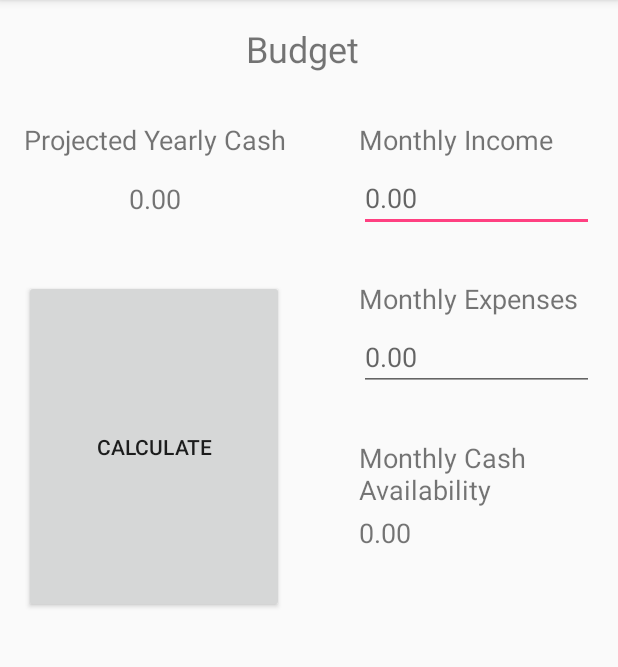
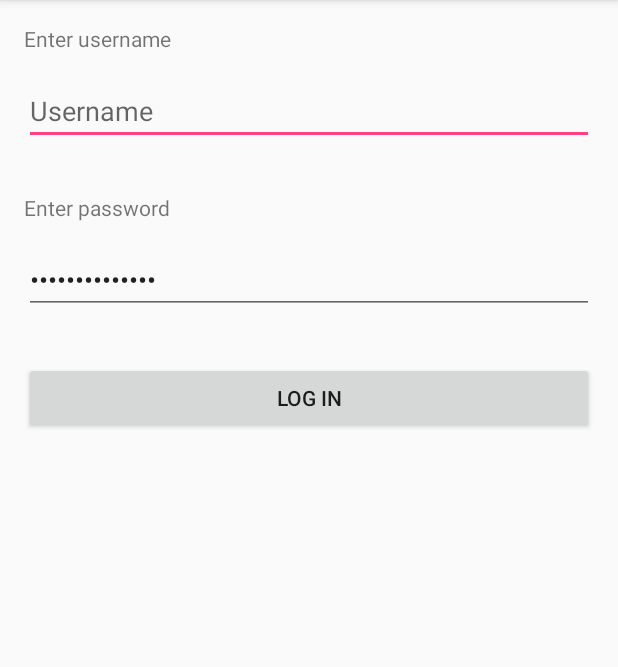
Before and after one commit to CIS4952/CIS4951, an Android app: the screen it shows after launch (MainActivity), on a phone screen of 412 x 824 dp, the part 84-751 px from its top. Run offline under Robolectric (Android 15) with nearby library versions, the phone set to English and light mode, and no system bars.

Commit message:
Erased previous work
Started on Login page

```diff
--- a/app/src/main/java/linkubank/linkubank/MainActivity.java
+++ b/app/src/main/java/linkubank/linkubank/MainActivity.java
@@ -8,28 +8,16 @@ import android.widget.TextView;
 
 public class MainActivity extends AppCompatActivity
 {
-    public void onButtonClick(View v)
-    {
-        Double monthIncome, monthExpense, monthCashAvail, projectYearlyCash;
-        EditText edit1 = (EditText)findViewById(R.id.editText);
-        EditText edit2 = (EditText)findViewById(R.id.editText2);
-        TextView text1 = (TextView)findViewById(R.id.textView7);
-        TextView text2 = (TextView)findViewById(R.id.textView5);
-
-        monthIncome = Double.parseDouble(edit1.getText().toString());
-        monthExpense = Double.parseDouble(edit2.getText().toString());
-
-        monthCashAvail = monthIncome - monthExpense;
-        text1.setText(Double.toString(monthCashAvail));
-
-        projectYearlyCash = monthCashAvail * 12;
-        text2.setText(Double.toString(projectYearlyCash));
-    }
-
     @Override
     protected void onCreate(Bundle savedInstanceState)
     {
         super.onCreate(savedInstanceState);
         setContentView(R.layout.activity_main);
     }
+
+    /** Called when the user taps the login button */
+    public void logIn(View view)
+    {
+
+    }
 }
--- a/app/src/main/res/layout/activity_main.xml
+++ b/app/src/main/res/layout/activity_main.xml
@@ -6,141 +6,85 @@
     android:layout_height="match_parent"
     tools:context=".MainActivity">
 
-    <TextView
-        android:id="@+id/textView"
+
+    <EditText
+        android:id="@+id/editText"
         android:layout_width="0dp"
         android:layout_height="wrap_content"
-        android:layout_marginBottom="138dp"
-        android:layout_marginLeft="164dp"
-        android:layout_marginStart="164dp"
+        android:layout_marginEnd="16dp"
+        android:layout_marginLeft="16dp"
+        android:layout_marginRight="16dp"
+        android:layout_marginStart="16dp"
         android:layout_marginTop="16dp"
-        android:text="@string/budget_title"
-        android:textSize="24sp"
-        app:layout_constraintBottom_toTopOf="@+id/button"
+        android:ems="10"
+        android:hint="@string/username_hint"
+        android:inputType="textPersonName"
+        android:text="@string/username_input"
+        app:layout_constraintEnd_toEndOf="parent"
+        app:layout_constraintHorizontal_bias="0.0"
         app:layout_constraintStart_toStartOf="parent"
-        app:layout_constraintTop_toTopOf="parent" />
+        app:layout_constraintTop_toBottomOf="@+id/textView2" />
+
+    <EditText
+        android:id="@+id/editText2"
+        android:layout_width="0dp"
+        android:layout_height="wrap_content"
+        android:layout_marginEnd="16dp"
+        android:layout_marginLeft="16dp"
+        android:layout_marginRight="16dp"
+        android:layout_marginStart="16dp"
+        android:layout_marginTop="16dp"
+        android:ems="10"
+        android:hint="@string/password_hint"
+        android:inputType="textPassword"
+        android:text="@string/password"
+        app:layout_constraintEnd_toEndOf="parent"
+        app:layout_constraintHorizontal_bias="0.0"
+        app:layout_constraintStart_toStartOf="parent"
+        app:layout_constraintTop_toBottomOf="@+id/textView4" />
 
     <TextView
         android:id="@+id/textView2"
         android:layout_width="0dp"
         android:layout_height="wrap_content"
         android:layout_marginEnd="16dp"
+        android:layout_marginLeft="16dp"
         android:layout_marginRight="16dp"
-        android:layout_marginTop="32dp"
-        android:text="@string/monthly_income"
-        android:textSize="18sp"
+        android:layout_marginStart="16dp"
+        android:layout_marginTop="16dp"
+        android:text="@string/username"
         app:layout_constraintEnd_toEndOf="parent"
-        app:layout_constraintHorizontal_bias="0.0"
-        app:layout_constraintStart_toEndOf="@+id/textView"
-        app:layout_constraintTop_toBottomOf="@+id/textView" />
-
-    <EditText
-        android:id="@+id/editText"
-        android:layout_width="0dp"
-        android:layout_height="wrap_content"
-        android:layout_marginEnd="16dp"
-        android:layout_marginRight="16dp"
-        android:layout_marginTop="4dp"
-        android:ems="10"
-        android:hint="@string/monthly_income_input"
-        android:inputType="numberDecimal"
-        app:layout_constraintEnd_toEndOf="parent"
-        app:layout_constraintStart_toStartOf="@+id/textView2"
-        app:layout_constraintTop_toBottomOf="@+id/textView2" />
-
-    <TextView
-        android:id="@+id/textView3"
-        android:layout_width="0dp"
-        android:layout_height="wrap_content"
-        android:layout_marginEnd="16dp"
-        android:layout_marginRight="16dp"
-        android:layout_marginTop="32dp"
-        android:text="@string/monthly_expenses"
-        android:textSize="18sp"
-        app:layout_constraintEnd_toEndOf="parent"
-        app:layout_constraintStart_toEndOf="@+id/button"
-        app:layout_constraintStart_toStartOf="@+id/textView2"
-        app:layout_constraintTop_toBottomOf="@+id/editText" />
-
-    <EditText
-        android:id="@+id/editText2"
-        android:layout_width="0dp"
-        android:layout_height="wrap_content"
-        android:layout_marginEnd="16dp"
-        android:layout_marginRight="16dp"
-        android:layout_marginTop="4dp"
-        android:ems="10"
-        android:hint="@string/monthly_expenses_input"
-        android:inputType="numberDecimal"
-        app:layout_constraintEnd_toEndOf="parent"
-        app:layout_constraintStart_toStartOf="@+id/editText"
-        app:layout_constraintTop_toBottomOf="@+id/textView3" />
+        app:layout_constraintStart_toStartOf="parent"
+        app:layout_constraintTop_toTopOf="parent" />
 
     <TextView
         android:id="@+id/textView4"
         android:layout_width="0dp"
         android:layout_height="wrap_content"
+        android:layout_marginEnd="16dp"
         android:layout_marginLeft="16dp"
+        android:layout_marginRight="16dp"
         android:layout_marginStart="16dp"
-        android:text="@string/projected_yearly_cash"
-        android:textSize="18sp"
-        app:layout_constraintBottom_toBottomOf="@+id/textView2"
+        android:layout_marginTop="32dp"
+        android:text="@string/password"
+        app:layout_constraintEnd_toEndOf="parent"
+        app:layout_constraintHorizontal_bias="0.0"
         app:layout_constraintStart_toStartOf="parent"
-        app:layout_constraintTop_toTopOf="@+id/textView2" />
-
-    <TextView
-        android:id="@+id/textView5"
-        android:layout_width="0dp"
-        android:layout_height="46dp"
-        android:layout_marginLeft="16dp"
-        android:layout_marginStart="16dp"
-        android:layout_marginTop="4dp"
-        android:gravity="center"
-        android:text="@string/projected_yearly_cash_output"
-        android:textSize="18sp"
-        app:layout_constraintEnd_toEndOf="@+id/textView4"
-        app:layout_constraintStart_toStartOf="parent"
-        app:layout_constraintTop_toBottomOf="@+id/textView4" />
-
-    <TextView
-        android:id="@+id/textView6"
-        android:layout_width="0dp"
-        android:layout_height="wrap_content"
-        android:layout_marginEnd="16dp"
-        android:layout_marginRight="16dp"
-        android:layout_marginTop="32dp"
-        android:text="@string/monthly_cash_availability"
-        android:textSize="18sp"
-        app:layout_constraintEnd_toEndOf="parent"
-        app:layout_constraintStart_toStartOf="@+id/textView2"
-        app:layout_constraintTop_toBottomOf="@+id/editText2" />
-
-    <TextView
-        android:id="@+id/textView7"
-        android:layout_width="0dp"
-        android:layout_height="wrap_content"
-        android:layout_marginEnd="16dp"
-        android:layout_marginRight="16dp"
-        android:layout_marginTop="4dp"
-        android:text="@string/monthly_cash_avail_output"
-        android:textSize="18sp"
-        app:layout_constraintEnd_toEndOf="parent"
-        app:layout_constraintStart_toStartOf="@+id/textView6"
-        app:layout_constraintTop_toBottomOf="@+id/textView6" />
+        app:layout_constraintTop_toBottomOf="@+id/editText" />
 
     <Button
         android:id="@+id/button"
         android:layout_width="0dp"
-        android:layout_height="0dp"
-        android:layout_marginBottom="359dp"
-        android:layout_marginEnd="50dp"
+        android:layout_height="wrap_content"
+        android:layout_marginEnd="16dp"
         android:layout_marginLeft="16dp"
-        android:layout_marginRight="50dp"
+        android:layout_marginRight="16dp"
         android:layout_marginStart="16dp"
-        android:onClick="onButtonClick"
-        android:text="@string/calculate_budget"
-        app:layout_constraintBottom_toBottomOf="parent"
-        app:layout_constraintEnd_toStartOf="@+id/textView3"
+        android:layout_marginTop="32dp"
+        android:onClick="logIn"
+        android:text="@string/login_button"
+        app:layout_constraintEnd_toEndOf="parent"
         app:layout_constraintStart_toStartOf="parent"
-        app:layout_constraintTop_toBottomOf="@+id/textView" />
+        app:layout_constraintTop_toBottomOf="@+id/editText2" />
+
 </android.support.constraint.ConstraintLayout>
--- a/app/src/main/res/values/strings.xml
+++ b/app/src/main/res/values/strings.xml
@@ -1,13 +1,11 @@
 <resources>
     <string name="app_name">LinkUBank</string>
-    <string name="budget_title">Budget</string>
-    <string name="monthly_income">Monthly Income</string>
-    <string name="monthly_expenses">Monthly Expenses</string>
-    <string name="monthly_income_input">0.00</string>
-    <string name="monthly_expenses_input">0.00</string>
-    <string name="projected_yearly_cash">Projected Yearly Cash</string>
-    <string name="projected_yearly_cash_output">0.00</string>
-    <string name="monthly_cash_availability">Monthly Cash Availability</string>
-    <string name="monthly_cash_avail_output">0.00</string>
-    <string name="calculate_budget">Calculate</string>
+    <string name="username">Enter username</string>
+    <string name="password">Enter password</string>
+    <string name="username_input"> </string>
+    <string name="password_input"> </string>
+    <string name="login_button">Log in</string>
+    <string name="username_hint">Username</string>
+    <string name="password_hint">Password</string>
+
 </resources>
```
